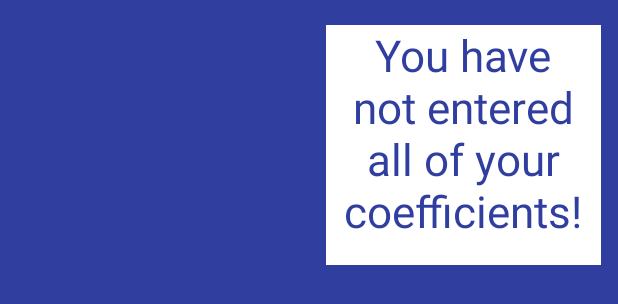
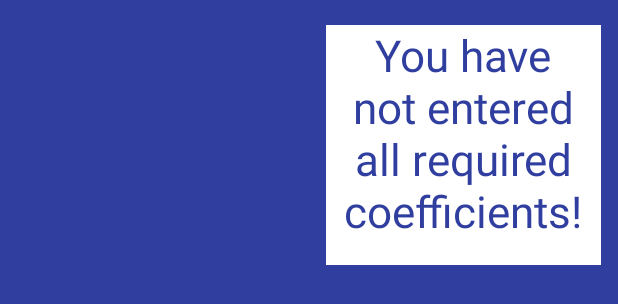
Before and after one commit to 18ttruongk/SolveIt, an Android app: the layout popwindow.xml on its own in the app's theme, with its tools: preview values and no code run, on a phone screen of 412 x 824 dp. Shown: the top 304 px of the screen. Run offline under Robolectric (Android 15) with nearby library versions, the phone set to English and light mode, and no system bars.

Commit message:
Update popwindow.xml

```diff
--- a/app/src/main/res/layout/popwindow.xml
+++ b/app/src/main/res/layout/popwindow.xml
@@ -16,7 +16,7 @@
         android:layout_marginEnd="11dp"
         android:layout_marginTop="16.35dp"
         android:background="@android:color/background_light"
-        android:text="You have not entered all of your coefficients!"
+        android:text="You have not entered all required coefficients!"
         android:textAlignment="center"
         android:textColor="?attr/actionModeSplitBackground"
         android:textSize="29sp" />
```
